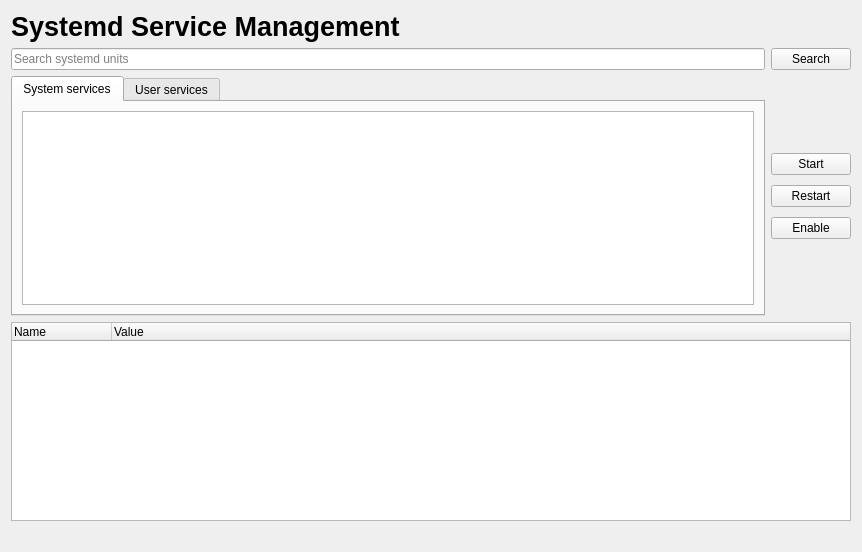
Above: archcentral/ui/designer/servicemanager.ui from szabatoro/archcentral-thesis before the change. Below: the same form after it.
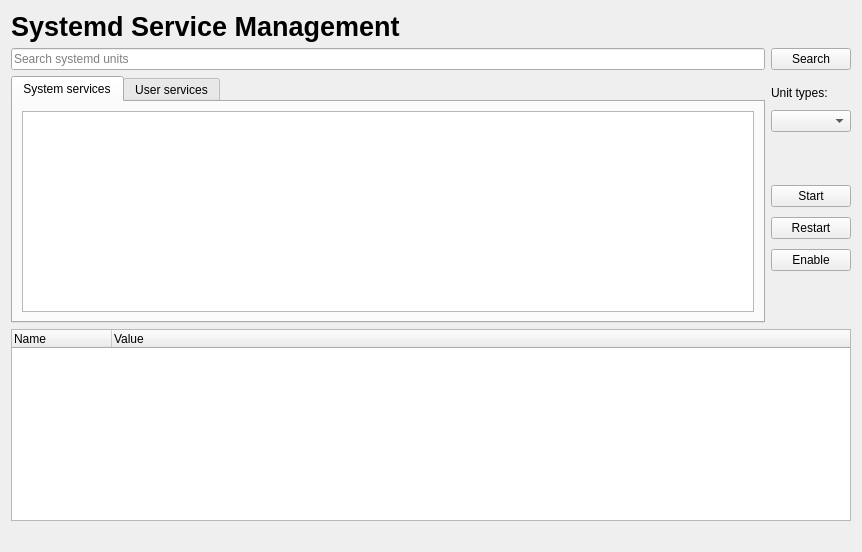
That is the form after the change.

Commit message: added unit type selector and unit type specific details in gui

The edit to the form file:
```diff
--- a/archcentral/ui/designer/servicemanager.ui
+++ b/archcentral/ui/designer/servicemanager.ui
@@ -124,6 +124,22 @@
        <property name="spacing">
         <number>10</number>
        </property>
+       <property name="topMargin">
+        <number>10</number>
+       </property>
+       <property name="bottomMargin">
+        <number>10</number>
+       </property>
+       <item>
+        <widget class="QLabel" name="unit_types_box_label">
+         <property name="text">
+          <string>Unit types:</string>
+         </property>
+        </widget>
+       </item>
+       <item>
+        <widget class="QComboBox" name="unit_types_box"/>
+       </item>
        <item>
         <spacer name="verticalSpacer_2">
          <property name="orientation">
@@ -180,6 +196,18 @@
    </item>
    <item>
     <widget class="QTreeWidget" name="service_details_tree">
+     <property name="sizePolicy">
+      <sizepolicy hsizetype="Expanding" vsizetype="Maximum">
+       <horstretch>0</horstretch>
+       <verstretch>0</verstretch>
+      </sizepolicy>
+     </property>
+     <property name="maximumSize">
+      <size>
+       <width>16777215</width>
+       <height>200</height>
+      </size>
+     </property>
      <property name="columnCount">
       <number>2</number>
      </property>
```
The commit also changes 2 other files.
